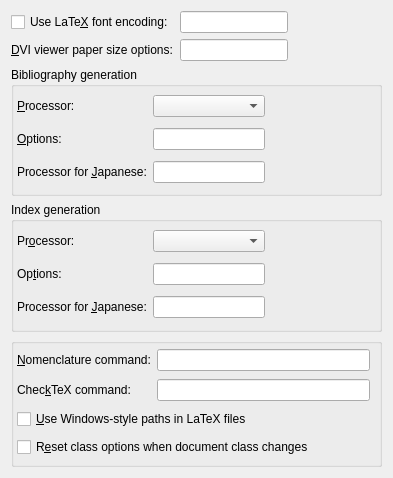
cburschka/lyx, file src/frontends/qt4/ui/PrefLatexUi.ui: the form before one commit.
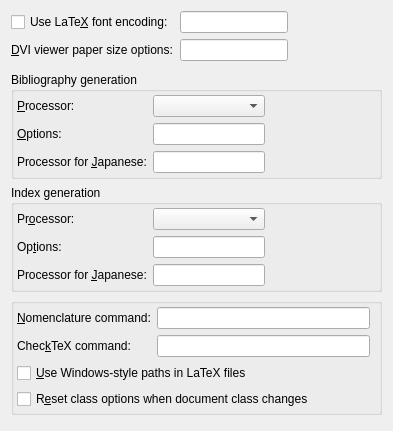
The form after the commit.

```diff
--- a/src/frontends/qt4/ui/PrefLatexUi.ui
+++ b/src/frontends/qt4/ui/PrefLatexUi.ui
@@ -6,7 +6,7 @@
     <x>0</x>
     <y>0</y>
     <width>393</width>
-    <height>478</height>
+    <height>431</height>
    </rect>
   </property>
   <property name="windowTitle">
@@ -67,7 +67,7 @@
      </property>
     </spacer>
    </item>
-   <item row="1" column="0" colspan="2">
+   <item row="2" column="0" colspan="2">
     <widget class="QGroupBox" name="bibtexGB">
      <property name="title">
       <string>Bibliography generation</string>
@@ -142,7 +142,20 @@
      </layout>
     </widget>
    </item>
-   <item row="2" column="0" colspan="2">
+   <item row="5" column="0">
+    <spacer name="verticalSpacer">
+     <property name="orientation">
+      <enum>Qt::Vertical</enum>
+     </property>
+     <property name="sizeHint" stdset="0">
+      <size>
+       <width>20</width>
+       <height>40</height>
+      </size>
+     </property>
+    </spacer>
+   </item>
+   <item row="3" column="0" colspan="2">
     <widget class="QGroupBox" name="indexGB">
      <property name="title">
       <string>Index generation</string>
@@ -217,7 +230,7 @@
      </layout>
     </widget>
    </item>
-   <item row="3" column="0" colspan="2">
+   <item row="4" column="0" colspan="2">
     <widget class="QGroupBox" name="groupBox">
      <property name="title">
       <string/>
@@ -292,6 +305,19 @@
      </layout>
     </widget>
    </item>
+   <item row="1" column="0" colspan="2">
+    <spacer name="verticalSpacer_2">
+     <property name="orientation">
+      <enum>Qt::Vertical</enum>
+     </property>
+     <property name="sizeHint" stdset="0">
+      <size>
+       <width>20</width>
+       <height>40</height>
+      </size>
+     </property>
+    </spacer>
+   </item>
   </layout>
  </widget>
  <includes>
```
